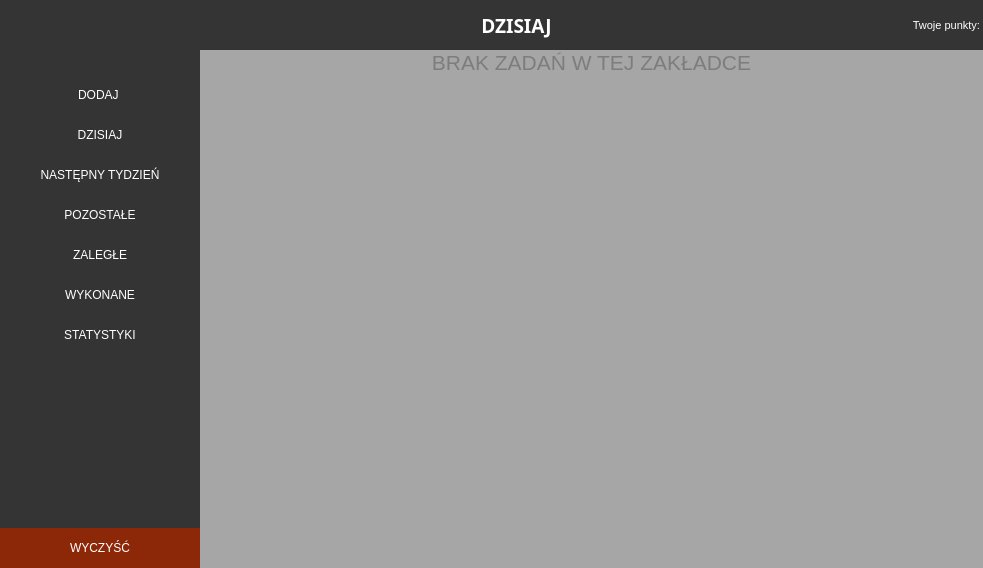
Old version of the form mainwindow.ui in the repository albixus/to_do_list_university_project.
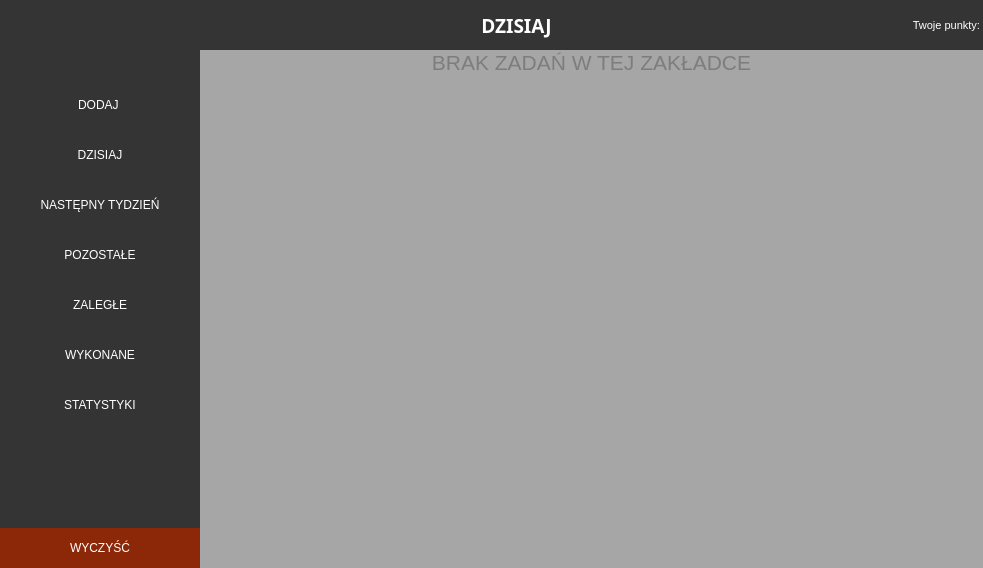
New version of the form. Icons and pictures are not drawn.

Patch:
```diff
--- a/mainwindow.ui
+++ b/mainwindow.ui
@@ -168,7 +168,7 @@
          <item>
           <layout class="QVBoxLayout" name="sidebar_layout">
            <property name="spacing">
-            <number>0</number>
+            <number>10</number>
            </property>
            <property name="topMargin">
             <number>0</number>
```
